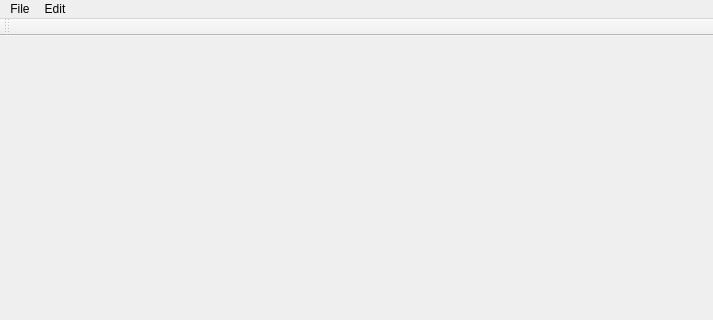
gnishida/OSMEditor, file OSMEditor/MainWindow.ui: the form before one commit; both pictures show x 0 to 713 and y 0 to 320 of the 713 by 725 pixel window.
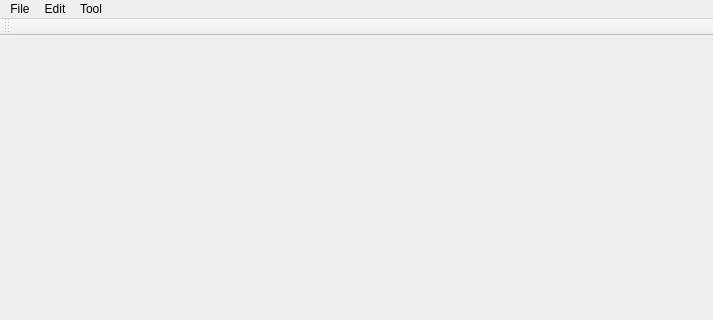
The form after the commit. Icons and pictures are not drawn.

What changed in the file:
```diff
--- a/OSMEditor/MainWindow.ui
+++ b/OSMEditor/MainWindow.ui
@@ -39,8 +39,15 @@
     <addaction name="actionUndo"/>
     <addaction name="actionDeleteEdge"/>
    </widget>
+   <widget class="QMenu" name="menuTool">
+    <property name="title">
+     <string>Tool</string>
+    </property>
+    <addaction name="actionPlanarGraph"/>
+   </widget>
    <addaction name="menuFile"/>
    <addaction name="menuEdit"/>
+   <addaction name="menuTool"/>
   </widget>
   <widget class="QToolBar" name="mainToolBar">
    <attribute name="toolBarArea">
```
Left out of the diff: 18 changed lines with no effect on the pictures.
